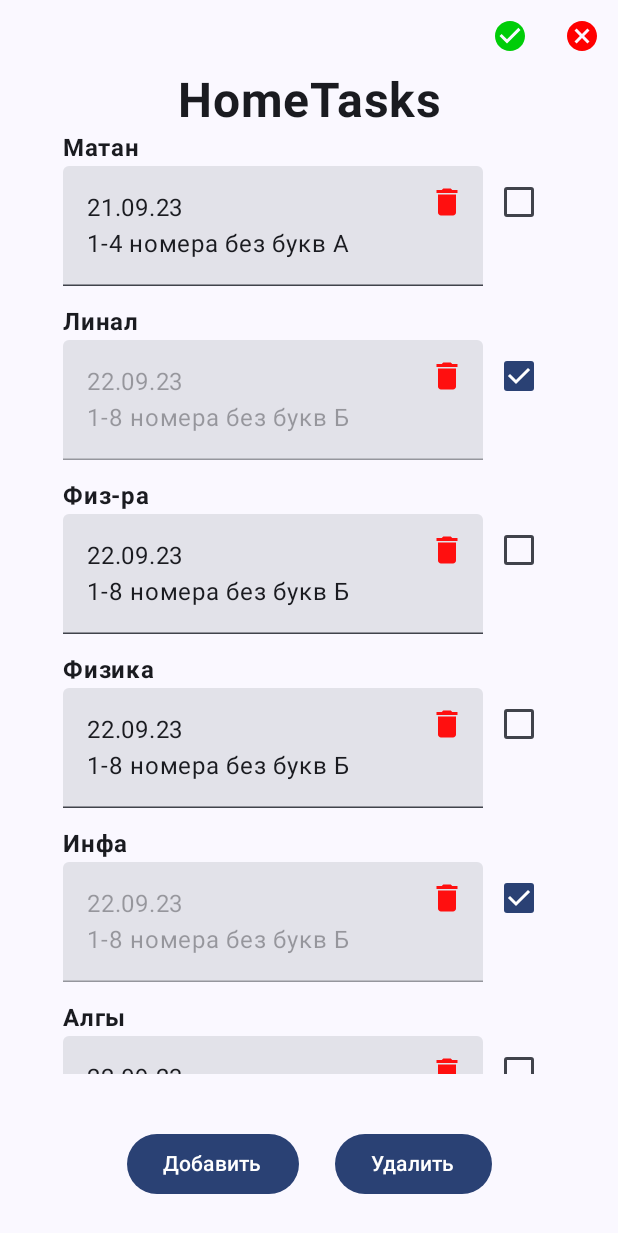
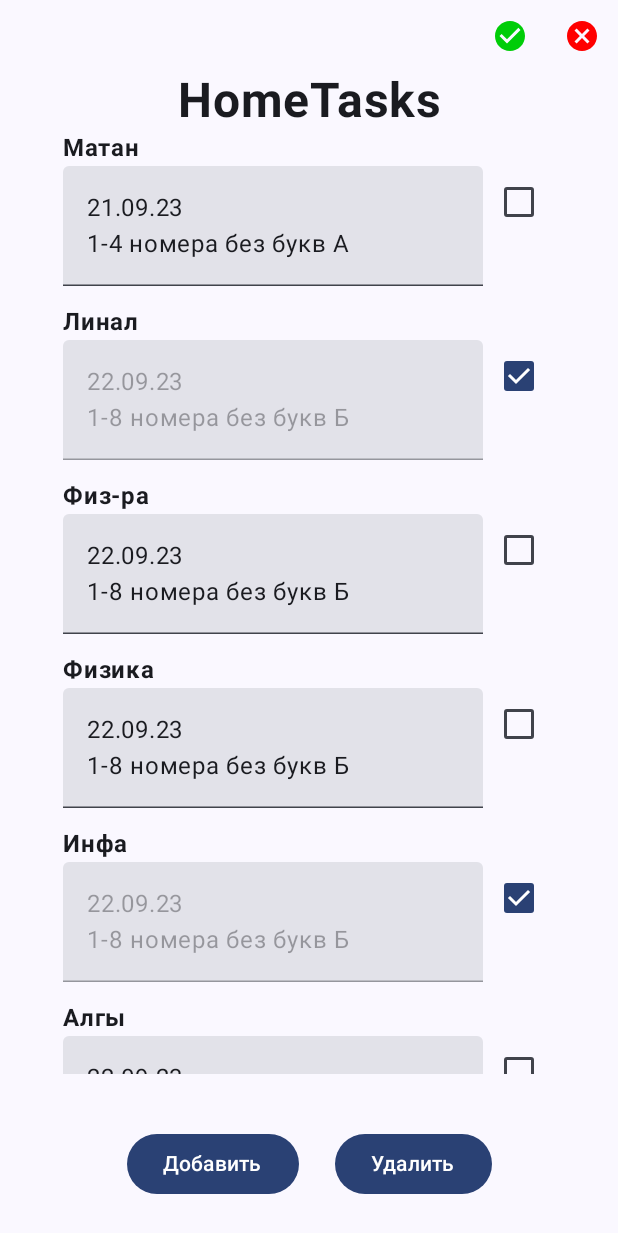
Before and after one commit to zhilovhub/HomeTaskHelper, an Android app built with Jetpack Compose: the screen it shows after launch (MainActivity), on a phone screen of 412 x 824 dp. Shown: the top 1233 px of the screen. Run offline under Robolectric (Android 15) with nearby library versions, the phone set to English and light mode, and no system bars; our stand-ins replace Dagger/Hilt's generated code, Room's generated code.

Commit message:
UserStates

```diff
--- a/app/src/main/java/com/example/hometaskhelper/ui/screens/MainScreen.kt
+++ b/app/src/main/java/com/example/hometaskhelper/ui/screens/MainScreen.kt
@@ -63,7 +63,7 @@ fun HomeScreen(modifier: Modifier = Modifier) {
                 Tasks(
                     modifier = Modifier.weight(1f)
                 )
-                RedactTasks()
+                RedactTasks(UserState.DEFAULT)
             }
             AcceptCancel(
                 modifier = Modifier.align(Alignment.TopEnd)
@@ -92,14 +92,14 @@ fun Tasks(modifier: Modifier = Modifier, tasks: List<Task> = listOf(
         verticalArrangement = Arrangement.spacedBy(12.dp)
     ) {
         items(tasks) {task ->
-            Task(task = task)
+            Task(task = task, userState = UserState.DEFAULT)
         }
     }
 }
 
 
 @Composable
-fun RedactTasks(modifier: Modifier = Modifier) {
+fun RedactTasks(userState: UserState, modifier: Modifier = Modifier, ) {
     Row(
         modifier = modifier.padding(top = 36.dp, bottom = 24.dp),
     ) {
@@ -150,7 +150,9 @@ fun AcceptCancel(modifier: Modifier = Modifier) {
 
 @OptIn(ExperimentalMaterial3Api::class)
 @Composable
-fun Task(modifier: Modifier = Modifier, task: Task = Task("Линал", "22.09.23\n1-8 номера без букв Б", false)) {
+fun Task(modifier: Modifier = Modifier,
+         task: Task = Task("Линал", "22.09.23\n1-8 номера без букв Б", false),
+         userState: UserState) {
     val taskDescription = remember { mutableStateOf(task.description) }
     val taskFinished = remember { mutableStateOf(task.finished) }
 
@@ -175,6 +177,7 @@ fun Task(modifier: Modifier = Modifier, task: Task = Task("Линал", "22.09.2
                                 taskDescription.value = it
                             }
                         )
+                        if (userState == UserState.DELETING) {
                             IconButton(
                                 modifier = Modifier.align(Alignment.TopEnd),
                                 onClick = {  }
@@ -183,6 +186,7 @@ fun Task(modifier: Modifier = Modifier, task: Task = Task("Линал", "22.09.2
                                     painter = painterResource(R.drawable.baseline_delete_24),
                                     contentDescription = null
                                 )
+                            }
                         }
                     }
                     Checkbox(
@@ -203,3 +207,10 @@ fun HomeScreenPreview() {
         HomeScreen()
     }
 }
+
+
+enum class UserState {
+    DEFAULT,
+    REDACTING,
+    DELETING
+}
```
Lines whose indentation alone changed are shown as unchanged.
